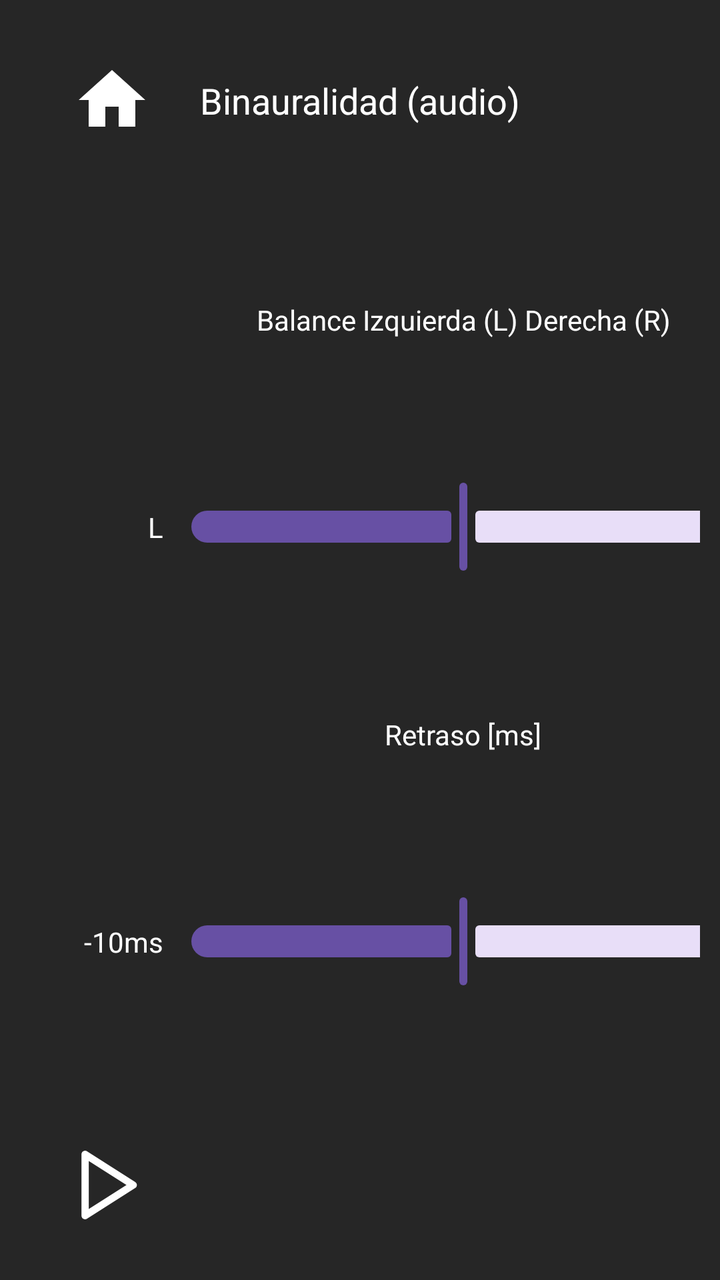
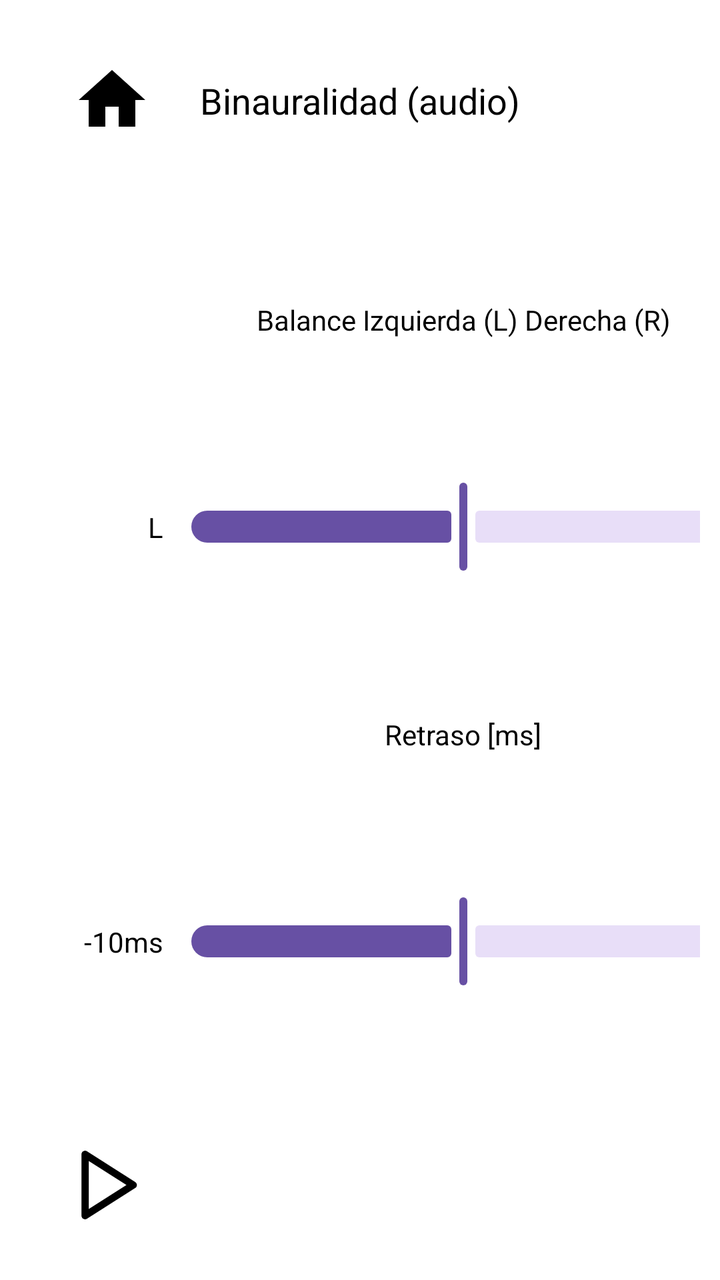

Before-and-after screenshots of an Android layout around one commit, followed by the original layout XML and the change that was made.
<!-- AndroidManifest.xml: application theme Theme.DemoUniversum -->
<!-- res/layout/activity_binaural2.xml -->
<?xml version="1.0" encoding="utf-8"?>
<androidx.constraintlayout.widget.ConstraintLayout xmlns:android="http://schemas.android.com/apk/res/android"
    xmlns:app="http://schemas.android.com/apk/res-auto"
    xmlns:tools="http://schemas.android.com/tools"
    android:id="@+id/main"
    android:layout_width="match_parent"
    android:layout_height="match_parent"
    android:background="#262626"
    android:padding="10dp"
    tools:context=".Binaural2">



    
    <TextView
        android:id="@+id/statusTextView"
        android:layout_width="wrap_content"
        android:layout_height="wrap_content"
        android:text="Binauralidad (audio)"
        android:textColor="@android:color/white"
        android:textSize="18sp"
        app:layout_constraintBottom_toBottomOf="@+id/button_home"
        app:layout_constraintEnd_toEndOf="parent"
        app:layout_constraintStart_toStartOf="parent"
        app:layout_constraintTop_toTopOf="@+id/button_home" />

    
    <com.example.demouniversum.VisualizerView2
        android:id="@+id/visualizerView"
        android:layout_width="0dp"
        android:layout_height="0dp"
        android:layout_marginEnd="30dp"
        android:layout_marginStart="20dp"
        android:background="#444"
        android:padding="10dp"
        app:layout_constraintStart_toEndOf="@id/dif_label_R"
        app:layout_constraintEnd_toEndOf="parent"
        app:layout_constraintTop_toBottomOf="@id/button_home"
        app:layout_constraintBottom_toTopOf="@id/playPauseButton"/>




    
    <com.google.android.material.slider.Slider
        android:id="@+id/ampSlider"
        android:layout_width="300dp"
        android:layout_height="wrap_content"
        android:value="0.5"
        android:valueFrom="0.0"
        android:valueTo="1.0"
        app:layout_constraintBottom_toTopOf="@id/dif_label"
        app:layout_constraintEnd_toEndOf="@id/difSlider"
        app:layout_constraintStart_toStartOf="@id/difSlider"
        app:layout_constraintTop_toBottomOf="@+id/amp_label"/>

    <TextView
        android:id="@+id/amp_label"
        android:layout_width="wrap_content"
        android:layout_height="wrap_content"
        android:text="Balance Izquierda (L) Derecha (R)"
        android:textColor="@android:color/white"
        app:layout_constraintBottom_toTopOf="@+id/ampSlider"
        app:layout_constraintEnd_toEndOf="@id/ampSlider"
        app:layout_constraintStart_toStartOf="@+id/ampSlider"
        app:layout_constraintTop_toBottomOf="@+id/button_home" />



    
    <TextView
        android:id="@+id/dif_label"
        android:layout_width="wrap_content"
        android:layout_height="wrap_content"
        android:text="Retraso [ms]"
        android:textColor="@android:color/white"
        app:layout_constraintTop_toBottomOf="@id/ampSlider"
        app:layout_constraintBottom_toTopOf="@id/difSlider"
        app:layout_constraintStart_toStartOf="@id/difSlider"
        app:layout_constraintEnd_toEndOf="@id/difSlider"
        />

    <com.google.android.material.slider.Slider
        android:id="@+id/difSlider"
        android:layout_width="300dp"
        android:layout_height="wrap_content"
        android:value="0.0"
        android:valueFrom="-10.0"
        android:valueTo="10.0"
        app:layout_constraintBottom_toTopOf="@id/playPauseButton"
        app:layout_constraintTop_toBottomOf="@id/dif_label"
        app:layout_constraintStart_toEndOf="@+id/dif_label_L"
        app:layout_constraintEnd_toStartOf="@+id/dif_label_R"/>

    <TextView
        android:id="@+id/dif_label_L"
        android:layout_width="wrap_content"
        android:layout_height="wrap_content"
        android:text="-10ms"
        android:layout_marginStart="16dp"
        android:textColor="@android:color/white"
        app:layout_constraintBottom_toBottomOf="@id/difSlider"
        app:layout_constraintEnd_toStartOf="@+id/difSlider"
        app:layout_constraintStart_toStartOf="@+id/playPauseButton"
        app:layout_constraintTop_toTopOf="@id/difSlider" />

    <TextView
        android:id="@+id/dif_label_R"
        android:layout_width="wrap_content"
        android:layout_height="wrap_content"
        android:text="10ms"
        android:textColor="@android:color/white"
        app:layout_constraintTop_toTopOf="@id/difSlider"
        app:layout_constraintBottom_toBottomOf="@id/difSlider"
        app:layout_constraintStart_toEndOf="@id/difSlider"
        app:layout_constraintEnd_toStartOf="@id/visualizerView"/>




    <TextView
        android:id="@+id/label_R_amp"
        android:layout_width="wrap_content"
        android:layout_height="wrap_content"
        android:text="R"
        android:textColor="@android:color/white"
        app:layout_constraintStart_toEndOf="@id/ampSlider"
        app:layout_constraintTop_toTopOf="@id/ampSlider"
        app:layout_constraintBottom_toBottomOf="@id/ampSlider"/>

    <TextView
        android:id="@+id/label_L_amp"
        android:layout_width="wrap_content"
        android:layout_height="wrap_content"
        android:text="L"
        android:textColor="@android:color/white"
        app:layout_constraintEnd_toStartOf="@+id/ampSlider"
        app:layout_constraintTop_toTopOf="@id/ampSlider"
        app:layout_constraintBottom_toBottomOf="@id/ampSlider"/>




    
    <ImageButton
        android:id="@+id/playPauseButton"
        android:layout_width="55dp"
        android:layout_height="55dp"
        android:background="?attr/selectableItemBackgroundBorderless"
        android:contentDescription="Reproducir o pausar"
        android:padding="10dp"
        android:layout_marginStart="16dp"
        android:layout_marginBottom="10dp"
        android:scaleType="fitCenter"
        android:src="@drawable/ic_play"
        app:layout_constraintBottom_toBottomOf="parent"
        app:layout_constraintStart_toStartOf="parent"
        app:tint="@android:color/white" />




    
    <ImageButton
        android:id="@+id/button_home"
        android:layout_width="60dp"
        android:layout_height="60dp"
        android:layout_marginStart="16dp"
        android:layout_marginTop="10dp"
        android:background="?attr/selectableItemBackgroundBorderless"
        android:contentDescription="Volver al inicio"
        android:padding="10dp"
        android:src="@drawable/home"
        android:scaleType="fitCenter"
        app:tint="@android:color/white"
        app:layout_constraintTop_toTopOf="parent"
        app:layout_constraintStart_toStartOf="parent" />

</androidx.constraintlayout.widget.ConstraintLayout>
<!-- resources referenced by this layout -->
<resources>
  <!-- drawable home (drawable) -->
  <vector xmlns:android="http://schemas.android.com/apk/res/android" android:height="160dp" android:tint="#000000" android:viewportHeight="24" android:viewportWidth="24" android:width="160dp">
        
      <path android:fillColor="@android:color/white" android:pathData="M10,20v-6h4v6h5v-8h3L12,3 2,12h3v8z"/>
      
  </vector>
  <!-- drawable ic_play (drawable) -->
  <vector xmlns:android="http://schemas.android.com/apk/res/android"
      android:width="144dp"
      android:height="144dp"
      android:viewportWidth="144"
      android:viewportHeight="144">
    <path
        android:pathData="M27,142.5c-1.24,0 -2.48,-0.31 -3.61,-0.93 -2.4,-1.32 -3.89,-3.84 -3.89,-6.57V9c0,-2.74 1.49,-5.26 3.89,-6.57 2.4,-1.32 5.33,-1.22 7.64,0.25l99,63c2.16,1.38 3.47,3.76 3.47,6.33s-1.31,4.95 -3.47,6.33l-99,63c-1.23,0.78 -2.62,1.17 -4.03,1.17ZM34.5,22.66v98.68l77.53,-49.34L34.5,22.66Z"
        android:fillColor="#231f20"/>
  </vector>
  <style name="Theme.DemoUniversum" parent="Base.Theme.DemoUniversum" />
  <style name="Base.Theme.DemoUniversum" parent="Theme.Material3.DayNight.NoActionBar">
          
          
      </style>
</resources>

<!-- the commit's change to res/layout/activity_binaural2.xml (unified diff, before → after) -->
@@ -5,7 +5,7 @@
     android:id="@+id/main"
     android:layout_width="match_parent"
     android:layout_height="match_parent"
-    android:background="#262626"
+    android:background="#FFFFFF"
     android:padding="10dp"
     tools:context=".Binaural2">
 
@@ -17,7 +17,7 @@
         android:layout_width="wrap_content"
         android:layout_height="wrap_content"
         android:text="Binauralidad (audio)"
-        android:textColor="@android:color/white"
+        android:textColor="@android:color/black"
         android:textSize="18sp"
         app:layout_constraintBottom_toBottomOf="@+id/button_home"
         app:layout_constraintEnd_toEndOf="parent"
@@ -31,7 +31,7 @@
         android:layout_height="0dp"
         android:layout_marginEnd="30dp"
         android:layout_marginStart="20dp"
-        android:background="#444"
+        android:background="#DDDDDD"
         android:padding="10dp"
         app:layout_constraintStart_toEndOf="@id/dif_label_R"
         app:layout_constraintEnd_toEndOf="parent"
@@ -59,7 +59,7 @@
         android:layout_width="wrap_content"
         android:layout_height="wrap_content"
         android:text="Balance Izquierda (L) Derecha (R)"
-        android:textColor="@android:color/white"
+        android:textColor="@android:color/black"
         app:layout_constraintBottom_toTopOf="@+id/ampSlider"
         app:layout_constraintEnd_toEndOf="@id/ampSlider"
         app:layout_constraintStart_toStartOf="@+id/ampSlider"
@@ -73,7 +73,7 @@
         android:layout_width="wrap_content"
         android:layout_height="wrap_content"
         android:text="Retraso [ms]"
-        android:textColor="@android:color/white"
+        android:textColor="@android:color/black"
         app:layout_constraintTop_toBottomOf="@id/ampSlider"
         app:layout_constraintBottom_toTopOf="@id/difSlider"
         app:layout_constraintStart_toStartOf="@id/difSlider"
@@ -98,7 +98,7 @@
         android:layout_height="wrap_content"
         android:text="-10ms"
         android:layout_marginStart="16dp"
-        android:textColor="@android:color/white"
+        android:textColor="@android:color/black"
         app:layout_constraintBottom_toBottomOf="@id/difSlider"
         app:layout_constraintEnd_toStartOf="@+id/difSlider"
         app:layout_constraintStart_toStartOf="@+id/playPauseButton"
@@ -109,7 +109,7 @@
         android:layout_width="wrap_content"
         android:layout_height="wrap_content"
         android:text="10ms"
-        android:textColor="@android:color/white"
+        android:textColor="@android:color/black"
         app:layout_constraintTop_toTopOf="@id/difSlider"
         app:layout_constraintBottom_toBottomOf="@id/difSlider"
         app:layout_constraintStart_toEndOf="@id/difSlider"
@@ -123,7 +123,7 @@
         android:layout_width="wrap_content"
         android:layout_height="wrap_content"
         android:text="R"
-        android:textColor="@android:color/white"
+        android:textColor="@android:color/black"
         app:layout_constraintStart_toEndOf="@id/ampSlider"
         app:layout_constraintTop_toTopOf="@id/ampSlider"
         app:layout_constraintBottom_toBottomOf="@id/ampSlider"/>
@@ -133,7 +133,7 @@
         android:layout_width="wrap_content"
         android:layout_height="wrap_content"
         android:text="L"
-        android:textColor="@android:color/white"
+        android:textColor="@android:color/black"
         app:layout_constraintEnd_toStartOf="@+id/ampSlider"
         app:layout_constraintTop_toTopOf="@id/ampSlider"
         app:layout_constraintBottom_toBottomOf="@id/ampSlider"/>
@@ -155,7 +155,7 @@
         android:src="@drawable/ic_play"
         app:layout_constraintBottom_toBottomOf="parent"
         app:layout_constraintStart_toStartOf="parent"
-        app:tint="@android:color/white" />
+        app:tint="@android:color/black" />
 
 
 
@@ -172,7 +172,7 @@
         android:padding="10dp"
         android:src="@drawable/home"
         android:scaleType="fitCenter"
-        app:tint="@android:color/white"
+        app:tint="@android:color/black"
         app:layout_constraintTop_toTopOf="parent"
         app:layout_constraintStart_toStartOf="parent" />
 
<!-- resource entries referenced after the edit -->
@@ -17,7 +17,7 @@
         android:fillColor="#231f20"/>
   </vector>
   <style name="Theme.DemoUniversum" parent="Base.Theme.DemoUniversum" />
-  <style name="Base.Theme.DemoUniversum" parent="Theme.Material3.DayNight.NoActionBar">
+  <style name="Base.Theme.DemoUniversum" parent="Theme.Material3.Light.NoActionBar">
           
           
       </style>
